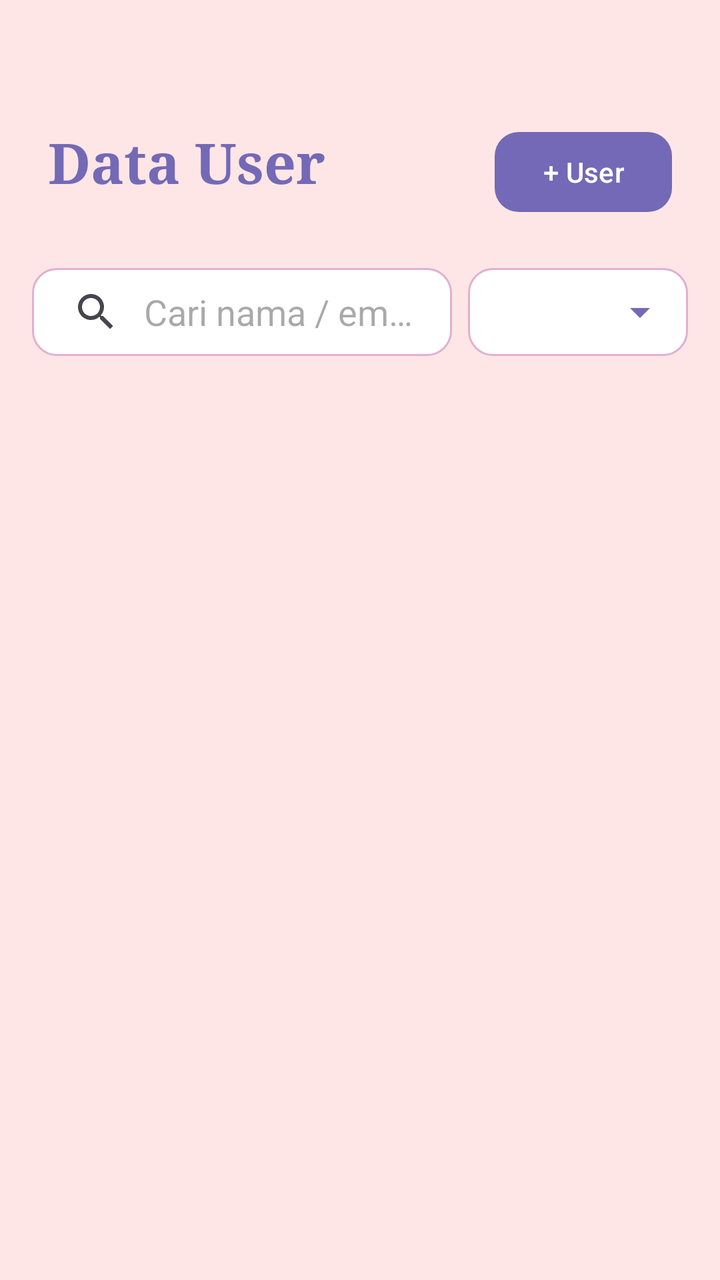
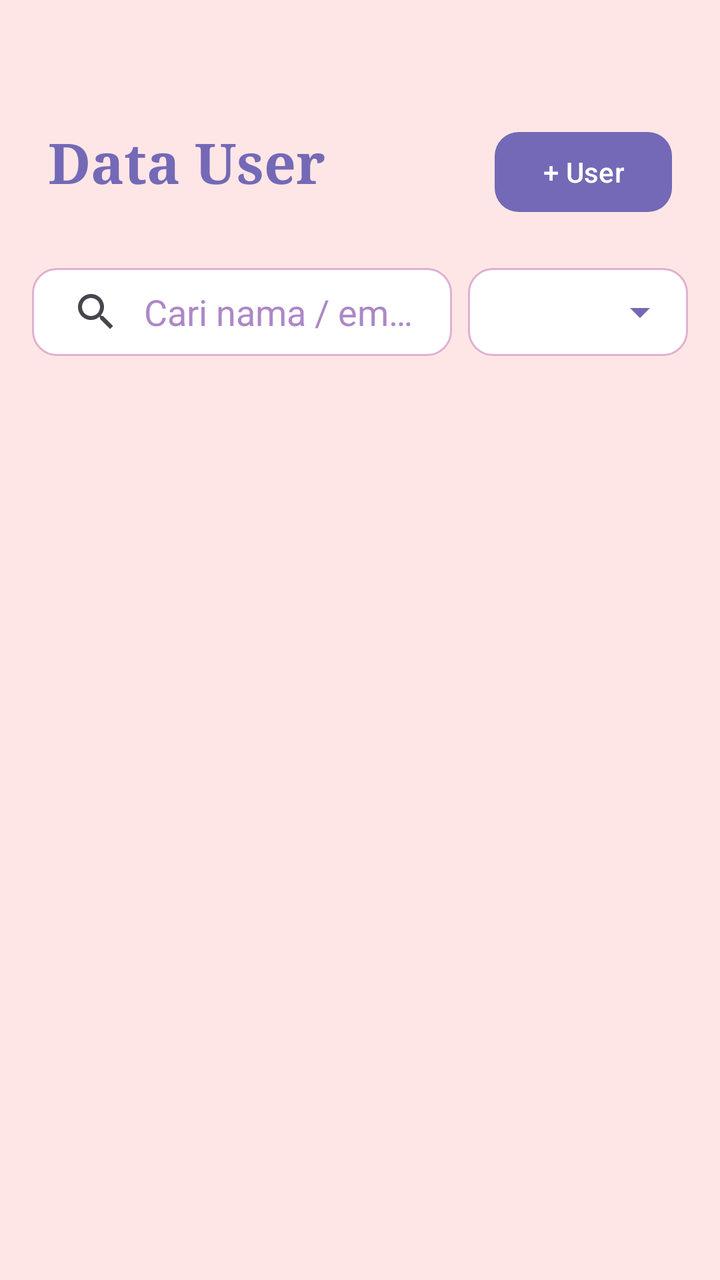

Compare the two renders of this Android layout. The source of the first and the diff that turns it into the second are given below.
<!-- AndroidManifest.xml: application theme Theme.Tarot -->
<!-- res/layout/activity_manage_user.xml -->
<?xml version="1.0" encoding="utf-8"?>
<LinearLayout xmlns:android="http://schemas.android.com/apk/res/android"
    xmlns:app="http://schemas.android.com/apk/res-auto"
    android:layout_width="match_parent"
    android:layout_height="match_parent"
    android:background="#FFE6E6"
    android:orientation="vertical">

    <View android:layout_width="match_parent" android:layout_height="38dp" />

    <RelativeLayout
        android:layout_width="match_parent"
        android:layout_height="wrap_content"
        android:padding="24dp">

        <TextView
            android:layout_width="wrap_content"
            android:layout_height="wrap_content"
            android:fontFamily="serif"
            android:text="Data User"
            android:textColor="#7469B6"
            android:textSize="28sp"
            android:textStyle="bold" />

        <com.google.android.material.button.MaterialButton
            android:id="@+id/btnAddUser"
            android:layout_width="wrap_content"
            android:layout_height="wrap_content"
            android:layout_alignParentEnd="true"
            android:text="+ User"
            app:backgroundTint="#7469B6"
            app:cornerRadius="12dp" />
    </RelativeLayout>

    
    <LinearLayout
        android:layout_width="match_parent"
        android:layout_height="wrap_content"
        android:orientation="horizontal"
        android:paddingStart="16dp"
        android:paddingEnd="16dp"
        android:paddingBottom="8dp"
        android:gravity="center_vertical">

        <LinearLayout
            android:layout_width="0dp"
            android:layout_height="44dp"
            android:layout_weight="1"
            android:background="@drawable/bg_search"
            android:gravity="center_vertical"
            android:orientation="horizontal">

            <androidx.appcompat.widget.SearchView
                android:id="@+id/searchViewUser"
                android:layout_width="match_parent"
                android:layout_height="match_parent"
                app:queryHint="Cari nama / email..."
                app:iconifiedByDefault="false"
                app:queryBackground="@null"
                app:searchHintIcon="@null"
                android:background="@null" />
        </LinearLayout>

        <Spinner
            android:id="@+id/spinnerRoleFilter"
            android:layout_width="110dp"
            android:layout_height="44dp"
            android:layout_marginStart="8dp"
            android:background="@drawable/bg_spinner" />

    </LinearLayout>

    <ListView
        android:id="@+id/lvUser"
        android:layout_width="match_parent"
        android:layout_height="match_parent"
        android:divider="@android:color/transparent"
        android:dividerHeight="0dp"
        android:paddingBottom="16dp"
        android:clipToPadding="false" />

</LinearLayout>
<!-- resources referenced by this layout -->
<resources>
  <!-- drawable bg_search (drawable) -->
  <?xml version="1.0" encoding="utf-8"?>
  <shape xmlns:android="http://schemas.android.com/apk/res/android"
      android:shape="rectangle">
      <solid android:color="#FFFFFF" />
      <corners android:radius="12dp" />
      <stroke android:width="1dp" android:color="#E1AFD1" />
  </shape>
  <!-- drawable bg_spinner (drawable) -->
  <?xml version="1.0" encoding="utf-8"?>
  <layer-list xmlns:android="http://schemas.android.com/apk/res/android">
      <item>
          <shape android:shape="rectangle">
              <corners android:radius="12dp" />
              <stroke android:width="1dp" android:color="#E1AFD1" />
              <solid android:color="#FFFFFF" />
          </shape>
      </item>
      <item android:gravity="end|center_vertical" android:right="12dp">
          <vector android:width="24dp" android:height="24dp" android:viewportWidth="24" android:viewportHeight="24">
              <path android:fillColor="#7469B6" android:pathData="M7,10l5,5 5,-5z"/>
          </vector>
      </item>
  </layer-list>
  <style name="Theme.Tarot" parent="Base.Theme.Tarot" />
  <style name="Base.Theme.Tarot" parent="Theme.Material3.DayNight.NoActionBar">
          <item name="colorPrimary">#7469B6</item>
          <item name="colorOnPrimary">#FFFFFF</item>
          <item name="colorPrimaryContainer">#F3E5F5</item>
  
          <item name="android:windowBackground">#FFE6E6</item>
  
          <item name="android:statusBarColor">#7469B6</item>
          <item name="android:windowLightStatusBar">false</item>
  
          
          <item name="searchViewStyle">@style/TarotSearchViewStyle</item>
      </style>
  <style name="TarotSearchViewStyle" parent="Widget.AppCompat.SearchView">
          <item name="queryBackground">@null</item>
          <item name="android:editTextColor">#251819</item>
          <item name="android:textColorHint">#AD88C6</item>
      </style>
</resources>

<!-- the commit's change to res/layout/activity_manage_user.xml (unified diff, before → after) -->
@@ -32,7 +32,6 @@
             app:cornerRadius="12dp" />
     </RelativeLayout>
 
-    
     <LinearLayout
         android:layout_width="match_parent"
         android:layout_height="wrap_content"
@@ -54,6 +53,7 @@
                 android:id="@+id/searchViewUser"
                 android:layout_width="match_parent"
                 android:layout_height="match_parent"
+                android:theme="@style/TarotSearchViewStyle"
                 app:queryHint="Cari nama / email..."
                 app:iconifiedByDefault="false"
                 app:queryBackground="@null"
<!-- resource entries referenced after the edit -->
@@ -35,13 +35,17 @@
           <item name="android:statusBarColor">#7469B6</item>
           <item name="android:windowLightStatusBar">false</item>
   
-          
+          <item name="android:editTextColor">#251819</item>
+          <item name="android:textColorPrimary">#251819</item>
+  
           <item name="searchViewStyle">@style/TarotSearchViewStyle</item>
       </style>
   <style name="TarotSearchViewStyle" parent="Widget.AppCompat.SearchView">
           <item name="queryBackground">@null</item>
           <item name="android:editTextColor">#251819</item>
+          <item name="android:textColor">#251819</item>
           <item name="android:textColorHint">#AD88C6</item>
+          <item name="android:textCursorDrawable">@null</item>
       </style>
 </resources>
 
